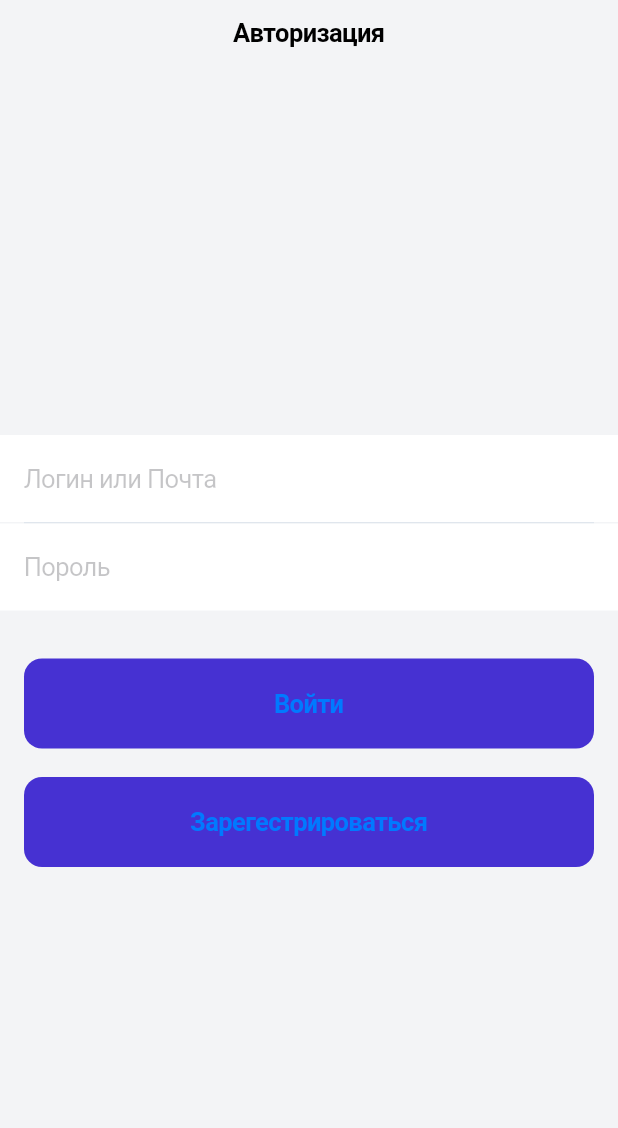
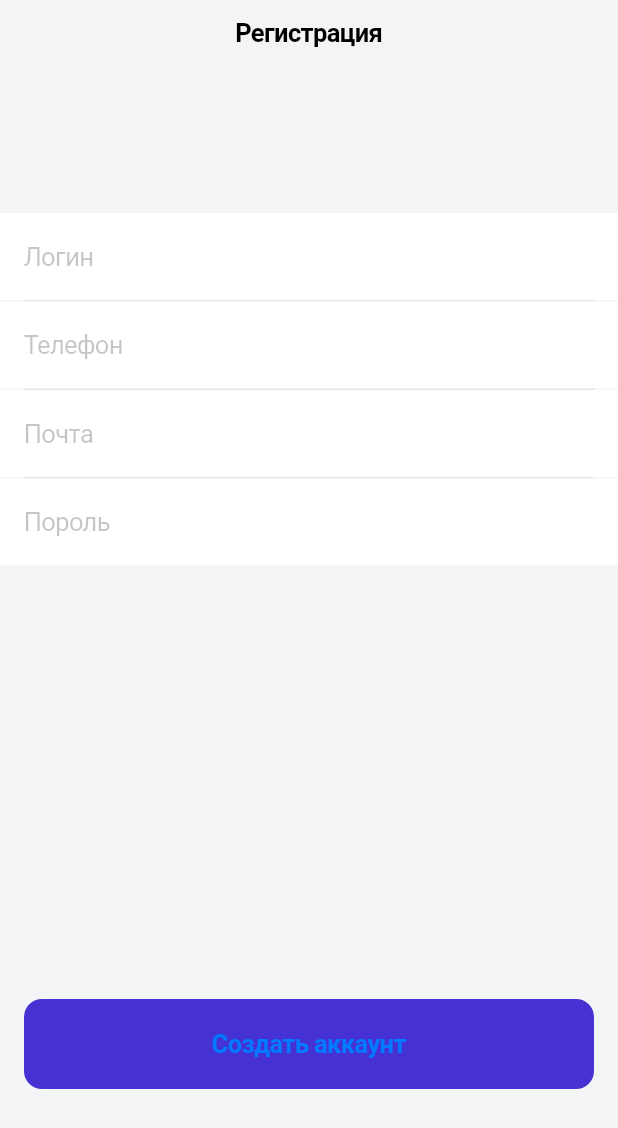
Before and after one commit to 7keel/project, a Flutter app: the screen it shows after launch, on a phone screen of 412 x 824 dp. Shown: the top 1128 px of the screen. Run offline on Flutter 3.47's test engine with Material 2 defaults, Android fonts, the phone set to English and light mode, and no system bars.

Commit message:
добавил новые строчки и добавил паддинг для кнопки

```diff
--- a/lib/main.dart
+++ b/lib/main.dart
@@ -1,5 +1,6 @@
 import 'package:flutter/cupertino.dart';
 import 'package:flutter_application_1/src/screens/auth/auth_screen.dart';
+import 'package:flutter_application_1/src/screens/auth/register_screen.dart';
 
 void main() {
   runApp(const MyApp());
@@ -12,7 +13,7 @@ class MyApp extends StatelessWidget {
   Widget build(BuildContext context) {
     return CupertinoApp(
       title: 'Flutter Demo',
-      home: const AuthScreen(),
+      home: const RegisterScreen(),
     );
   }
 }
--- /dev/null
+++ b/lib/src/screens/auth/register_screen.dart
@@ -0,0 +1,84 @@
+import 'package:flutter/cupertino.dart';
+
+class RegisterScreen extends StatelessWidget {
+  const RegisterScreen({super.key});
+
+  @override
+  Widget build(BuildContext context) {
+    return CupertinoPageScaffold(
+      backgroundColor: Color(0xFFF3F4F6),
+      navigationBar: CupertinoNavigationBar(
+        backgroundColor: CupertinoColors.white,
+        border: const Border(),
+        middle: Text("Регистрация"),
+      ),
+      child: SafeArea(
+        child: Column(
+          mainAxisAlignment: MainAxisAlignment.center,
+          crossAxisAlignment: CrossAxisAlignment.stretch,
+          children: [
+            CupertinoTextField(
+                placeholder: "Логин",
+                decoration: BoxDecoration(
+                  color: CupertinoColors.white,
+                ),
+                padding:
+                    const EdgeInsets.symmetric(vertical: 19, horizontal: 16)),
+            Container(
+              height: 1,
+              color: Color(0xFFE0E6ED),
+              margin: EdgeInsets.symmetric(horizontal: 16),
+            ),
+            CupertinoTextField(
+                placeholder: "Телефон",
+                decoration: BoxDecoration(
+                  color: CupertinoColors.white,
+                ),
+                padding:
+                    const EdgeInsets.symmetric(vertical: 19, horizontal: 16)),
+            Container(
+              height: 1,
+              color: Color(0xFFE0E6ED),
+              margin: EdgeInsets.symmetric(horizontal: 16),
+            ),
+            CupertinoTextField(
+                placeholder: "Почта",
+                decoration: BoxDecoration(
+                  color: CupertinoColors.white,
+                ),
+                padding:
+                    const EdgeInsets.symmetric(vertical: 19, horizontal: 16)),
+            Container(
+              height: 1,
+              color: Color(0xFFE0E6ED),
+              margin: EdgeInsets.symmetric(horizontal: 16),
+            ),
+            CupertinoTextField(
+                placeholder: "Пороль",
+                decoration: BoxDecoration(
+                  color: CupertinoColors.white,
+                ),
+                padding:
+                    const EdgeInsets.symmetric(vertical: 19, horizontal: 16)),
+            const SizedBox(
+              height: 270,
+            ),
+            const SizedBox(height: 19),
+            Padding(
+              padding: const EdgeInsets.symmetric(horizontal: 16),
+              child: CupertinoButton(
+                color: Color(0xFF4631D2),
+                padding: const EdgeInsets.symmetric(vertical: 20),
+                child: const Text(
+                  "Создать аккаунт",
+                  style: TextStyle(fontWeight: FontWeight.bold),
+                ),
+                onPressed: () {},
+              ),
+            )
+          ],
+        ),
+      ),
+    );
+  }
+}
```
